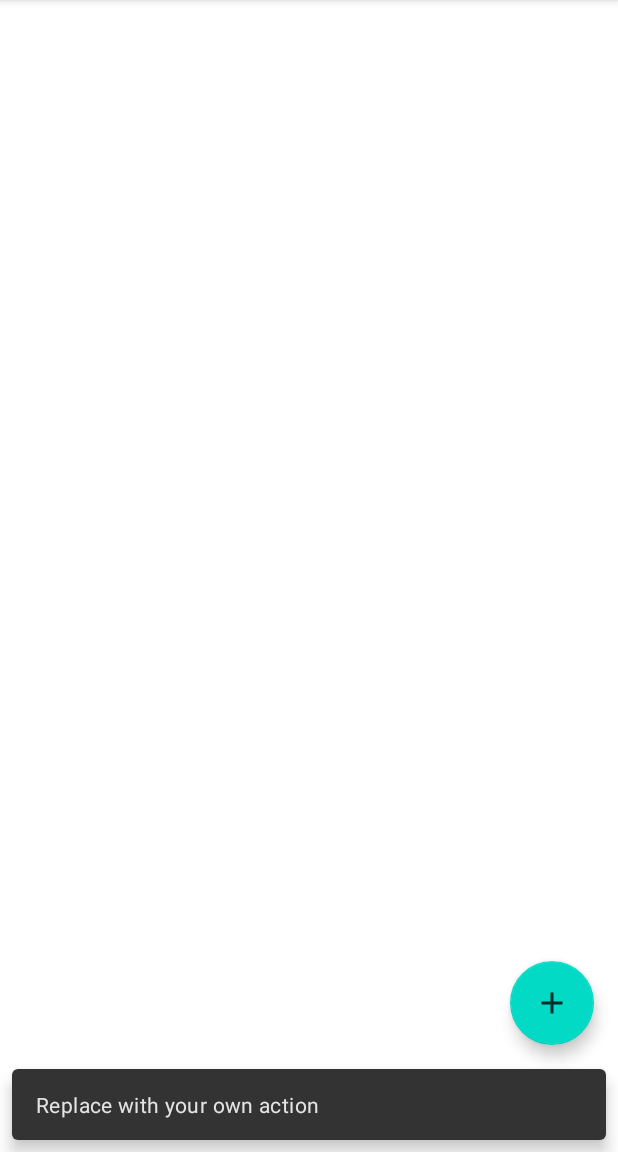
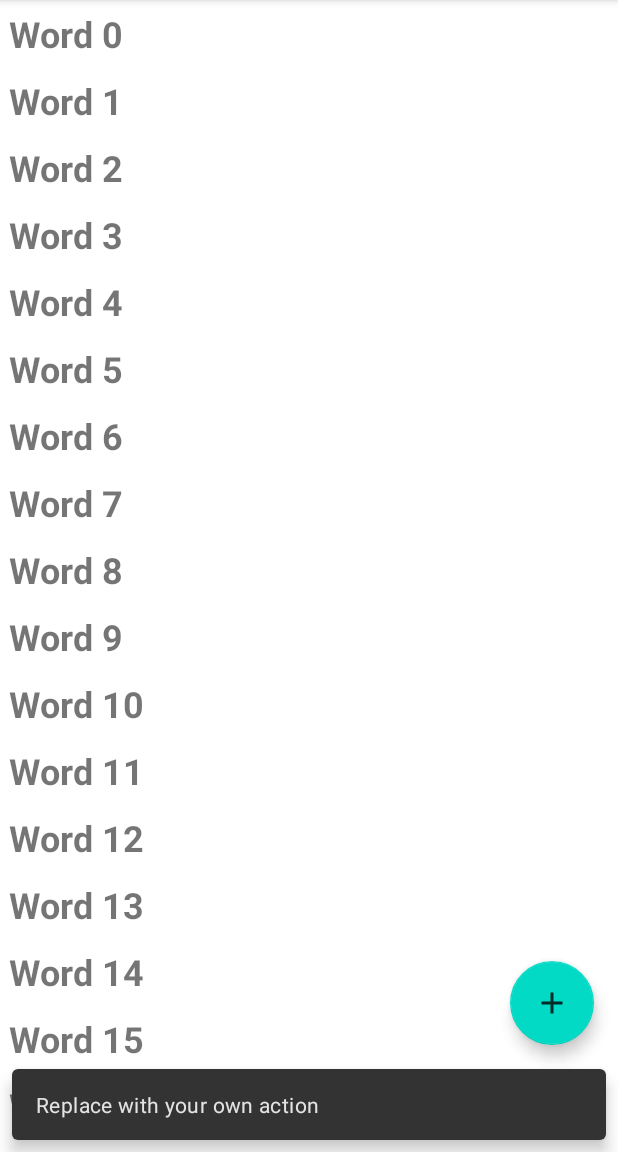
Before and after one commit to Bikram48/RecyclerView, an Android app: the screen it shows after launch (MainActivity), after a tap on an icon or button, on a phone screen of 412 x 824 dp, the part 84-1236 px from its top. Run offline under Robolectric (Android 15) with nearby library versions, the phone set to English and light mode, and no system bars.

Commit message:
initial commit

```diff
--- a/app/src/main/java/com/project/recyclerview/MainActivity.java
+++ b/app/src/main/java/com/project/recyclerview/MainActivity.java
@@ -7,6 +7,8 @@ import com.google.android.material.snackbar.Snackbar;
 
 import androidx.appcompat.app.AppCompatActivity;
 import androidx.appcompat.widget.Toolbar;
+import androidx.recyclerview.widget.LinearLayoutManager;
+import androidx.recyclerview.widget.RecyclerView;
 
 import android.view.View;
 
@@ -17,10 +19,13 @@ import java.util.LinkedList;
 
 public class MainActivity extends AppCompatActivity {
     private final LinkedList<String> mWordList = new LinkedList<>();
+    private RecyclerView mRecyclerView;
+    private WordListAdapter mAdapter;
     @Override
     protected void onCreate(Bundle savedInstanceState) {
         super.onCreate(savedInstanceState);
         setContentView(R.layout.activity_main);
+        mRecyclerView=findViewById(R.id.recyclerview);
         Toolbar toolbar = findViewById(R.id.toolbar);
         setSupportActionBar(toolbar);
 
@@ -36,6 +41,10 @@ public class MainActivity extends AppCompatActivity {
         for (int i = 0; i < 20; i++) {
             mWordList.addLast("Word " + i);
         }
+
+        mAdapter=new WordListAdapter(this,mWordList);
+        mRecyclerView.setAdapter(mAdapter);
+        mRecyclerView.setLayoutManager(new LinearLayoutManager(this));
     }
 
     @Override
--- /dev/null
+++ b/app/src/main/java/com/project/recyclerview/WordListAdapter.java
@@ -0,0 +1,50 @@
+package com.project.recyclerview;
+
+import android.content.Context;
+import android.view.LayoutInflater;
+import android.view.View;
+import android.view.ViewGroup;
+import android.widget.TextView;
+
+import androidx.annotation.NonNull;
+import androidx.recyclerview.widget.RecyclerView;
+
+import java.util.LinkedList;
+
+public class WordListAdapter extends RecyclerView.Adapter<WordListAdapter.WordViewHolder> {
+    private final LinkedList<String> mWordList;
+    private LayoutInflater mInflater;
+    public WordListAdapter(Context context,
+                           LinkedList<String> wordList) {
+        mInflater = LayoutInflater.from(context);
+        this.mWordList = wordList;
+    }
+    @NonNull
+    @Override
+    public WordViewHolder onCreateViewHolder(@NonNull ViewGroup parent, int viewType) {
+        View mItemView = mInflater.inflate(R.layout.wordlist_item,
+                parent, false);
+        return new WordViewHolder(mItemView, this);
+    }
+
+    @Override
+    public void onBindViewHolder(@NonNull WordViewHolder holder, int position) {
+        String mCurrent = mWordList.get(position);
+        holder.wordItemView.setText(mCurrent);
+    }
+
+    @Override
+    public int getItemCount() {
+        return mWordList.size();
+    }
+
+    public class WordViewHolder extends RecyclerView.ViewHolder{
+        public final TextView wordItemView;
+        final WordListAdapter mAdapter;
+        public WordViewHolder(@NonNull View itemView, WordListAdapter mAdapter) {
+            super(itemView);
+            this.mAdapter = mAdapter;
+            wordItemView=itemView.findViewById(R.id.word);
+        }
+    }
+}
--- a/app/src/main/res/layout/content_main.xml
+++ b/app/src/main/res/layout/content_main.xml
@@ -1,6 +1,13 @@
 <?xml version="1.0" encoding="utf-8"?>
 <androidx.constraintlayout.widget.ConstraintLayout xmlns:android="http://schemas.android.com/apk/res/android"
     xmlns:app="http://schemas.android.com/apk/res-auto"
+    xmlns:tools="http://schemas.android.com/tools"
     android:layout_width="match_parent"
     android:layout_height="match_parent"
-    app:layout_behavior="@string/appbar_scrolling_view_behavior"/>
+    app:layout_behavior="@string/appbar_scrolling_view_behavior">
+
+    <androidx.recyclerview.widget.RecyclerView
+        android:id="@+id/recyclerview"
+        android:layout_width="match_parent"
+        android:layout_height="match_parent" />
+</androidx.constraintlayout.widget.ConstraintLayout>
--- /dev/null
+++ b/app/src/main/res/layout/wordlist_item.xml
@@ -0,0 +1,11 @@
+<?xml version="1.0" encoding="utf-8"?>
+<LinearLayout
+    xmlns:android="http://schemas.android.com/apk/res/android"
+    android:layout_width="match_parent"
+    android:layout_height="wrap_content"
+    android:orientation="vertical"
+    android:padding="6dp">
+    <TextView
+        android:id="@+id/word"
+        style="@style/word_title" />
+</LinearLayout>
--- /dev/null
+++ b/app/src/main/res/values/styles.xml
@@ -0,0 +1,10 @@
+<?xml version="1.0" encoding="utf-8"?>
+<resources>
+
+    <style name="word_title">
+        <item name="android:layout_width">match_parent</item>
+        <item name="android:layout_height">wrap_content</item>
+        <item name="android:textSize">24sp</item>
+        <item name="android:textStyle">bold</item>
+    </style>
+</resources>
```
Also changed, not shown: 3 other files.
